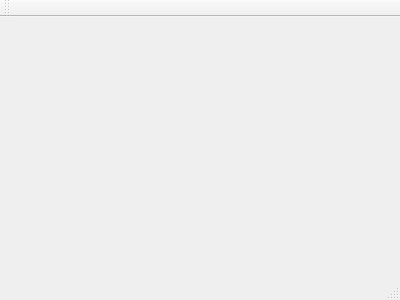
Qt form Source/Ventilate/VentilateClient/mainwindow.ui (Ixirsii/Ventilate) before a commit.
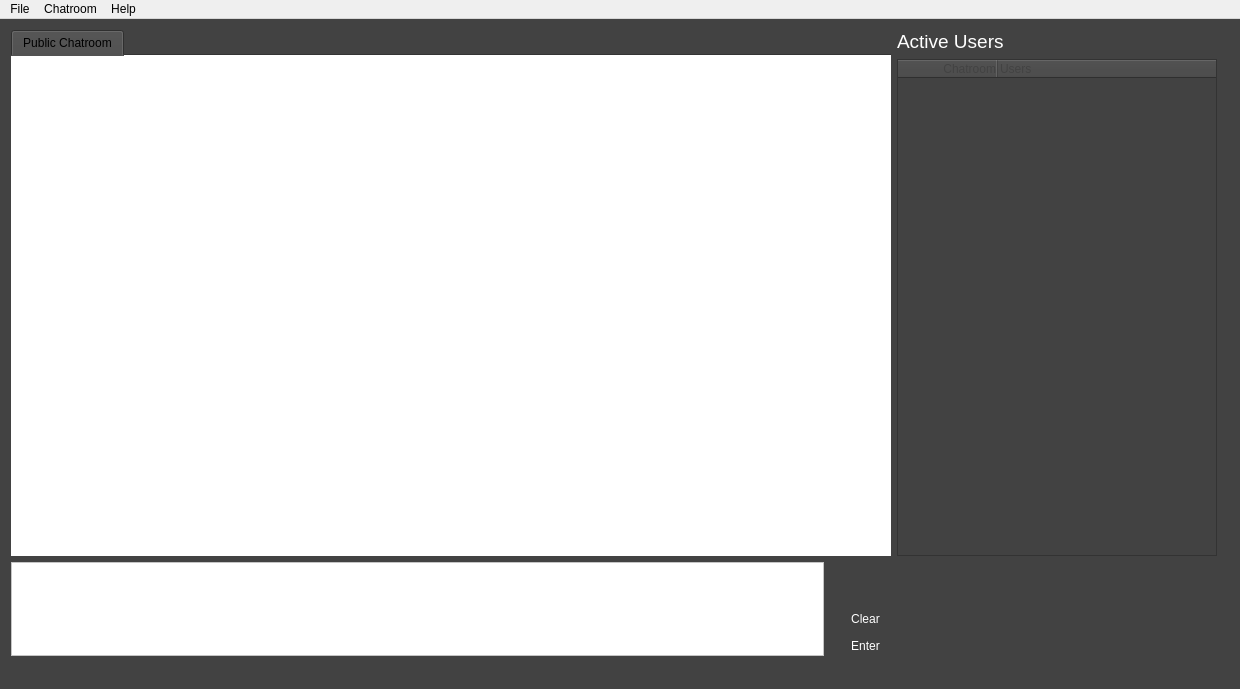
The same form after that commit.

The edit to the form file:
```diff
--- a/Source/Ventilate/VentilateClient/mainwindow.ui
+++ b/Source/Ventilate/VentilateClient/mainwindow.ui
@@ -1,24 +1,645 @@
 <ui version="4.0">
  <class>MainWindow</class>
- <widget class="QMainWindow" name="MainWindow" >
-  <property name="geometry" >
+ <widget class="QMainWindow" name="MainWindow">
+  <property name="geometry">
    <rect>
     <x>0</x>
     <y>0</y>
-    <width>400</width>
-    <height>300</height>
+    <width>1240</width>
+    <height>689</height>
    </rect>
   </property>
-  <property name="windowTitle" >
-   <string>MainWindow</string>
+  <property name="minimumSize">
+   <size>
+    <width>1240</width>
+    <height>640</height>
+   </size>
   </property>
-  <widget class="QMenuBar" name="menuBar" />
-  <widget class="QToolBar" name="mainToolBar" />
-  <widget class="QWidget" name="centralWidget" />
-  <widget class="QStatusBar" name="statusBar" />
+  <property name="windowTitle">
+   <string>Ventilate</string>
+  </property>
+  <property name="autoFillBackground">
+   <bool>true</bool>
+  </property>
+  <property name="iconSize">
+   <size>
+    <width>48</width>
+    <height>24</height>
+   </size>
+  </property>
+  <property name="unifiedTitleAndToolBarOnMac">
+   <bool>true</bool>
+  </property>
+  <widget class="QWidget" name="centralWidget">
+   <property name="styleSheet">
+    <string notr="true">background-color: rgb(66, 66, 66);
+color: rgb(66, 66, 66);</string>
+   </property>
+   <layout class="QGridLayout" name="gridLayout">
+    <item row="0" column="0">
+     <layout class="QHBoxLayout" name="hlChatroomPanel">
+      <item>
+       <widget class="QTabWidget" name="tabWidget">
+        <property name="minimumSize">
+         <size>
+          <width>880</width>
+          <height>522</height>
+         </size>
+        </property>
+        <property name="maximumSize">
+         <size>
+          <width>9999</width>
+          <height>9999</height>
+         </size>
+        </property>
+        <property name="sizeIncrement">
+         <size>
+          <width>2</width>
+          <height>1</height>
+         </size>
+        </property>
+        <property name="baseSize">
+         <size>
+          <width>859</width>
+          <height>549</height>
+         </size>
+        </property>
+        <property name="autoFillBackground">
+         <bool>false</bool>
+        </property>
+        <property name="styleSheet">
+         <string notr="true">color: rgb(0,0,0);
+background-color: rgb(66, 66, 66);
+border-color: rgb(66, 66, 66);
+</string>
+        </property>
+        <property name="tabPosition">
+         <enum>QTabWidget::North</enum>
+        </property>
+        <property name="currentIndex">
+         <number>0</number>
+        </property>
+        <property name="elideMode">
+         <enum>Qt::ElideRight</enum>
+        </property>
+        <property name="documentMode">
+         <bool>true</bool>
+        </property>
+        <widget class="QWidget" name="tab">
+         <property name="styleSheet">
+          <string notr="true">background-color: rgb(70, 70, 70);
+color: rgb(0, 0, 0);</string>
+         </property>
+         <attribute name="title">
+          <string>Public Chatroom</string>
+         </attribute>
+         <layout class="QVBoxLayout" name="verticalLayout">
+          <property name="spacing">
+           <number>0</number>
+          </property>
+          <property name="leftMargin">
+           <number>0</number>
+          </property>
+          <property name="topMargin">
+           <number>0</number>
+          </property>
+          <property name="rightMargin">
+           <number>0</number>
+          </property>
+          <property name="bottomMargin">
+           <number>0</number>
+          </property>
+          <item>
+           <widget class="QPlainTextEdit" name="ptxtTab0">
+            <property name="styleSheet">
+             <string notr="true">color: rgb(0, 0, 0);
+background-color: rgb(255, 255, 255);</string>
+            </property>
+            <property name="frameShape">
+             <enum>QFrame::NoFrame</enum>
+            </property>
+            <property name="frameShadow">
+             <enum>QFrame::Plain</enum>
+            </property>
+            <property name="readOnly">
+             <bool>true</bool>
+            </property>
+            <property name="backgroundVisible">
+             <bool>true</bool>
+            </property>
+           </widget>
+          </item>
+         </layout>
+        </widget>
+       </widget>
+      </item>
+      <item>
+       <layout class="QVBoxLayout" name="vlUserPanel">
+        <item>
+         <widget class="QLabel" name="lblActiveUsers">
+          <property name="minimumSize">
+           <size>
+            <width>332</width>
+            <height>23</height>
+           </size>
+          </property>
+          <property name="maximumSize">
+           <size>
+            <width>332</width>
+            <height>23</height>
+           </size>
+          </property>
+          <property name="baseSize">
+           <size>
+            <width>332</width>
+            <height>23</height>
+           </size>
+          </property>
+          <property name="palette">
+           <palette>
+            <active>
+             <colorrole role="WindowText">
+              <brush brushstyle="SolidPattern">
+               <color alpha="255">
+                <red>255</red>
+                <green>255</green>
+                <blue>255</blue>
+               </color>
+              </brush>
+             </colorrole>
+             <colorrole role="Button">
+              <brush brushstyle="SolidPattern">
+               <color alpha="255">
+                <red>66</red>
+                <green>66</green>
+                <blue>66</blue>
+               </color>
+              </brush>
+             </colorrole>
+             <colorrole role="Text">
+              <brush brushstyle="SolidPattern">
+               <color alpha="255">
+                <red>255</red>
+                <green>255</green>
+                <blue>255</blue>
+               </color>
+              </brush>
+             </colorrole>
+             <colorrole role="ButtonText">
+              <brush brushstyle="SolidPattern">
+               <color alpha="255">
+                <red>255</red>
+                <green>255</green>
+                <blue>255</blue>
+               </color>
+              </brush>
+             </colorrole>
+             <colorrole role="Base">
+              <brush brushstyle="SolidPattern">
+               <color alpha="255">
+                <red>66</red>
+                <green>66</green>
+                <blue>66</blue>
+               </color>
+              </brush>
+             </colorrole>
+             <colorrole role="Window">
+              <brush brushstyle="SolidPattern">
+               <color alpha="255">
+                <red>66</red>
+                <green>66</green>
+                <blue>66</blue>
+               </color>
+              </brush>
+             </colorrole>
+            </active>
+            <inactive>
+             <colorrole role="WindowText">
+              <brush brushstyle="SolidPattern">
+               <color alpha="255">
+                <red>255</red>
+                <green>255</green>
+                <blue>255</blue>
+               </color>
+              </brush>
+             </colorrole>
+             <colorrole role="Button">
+              <brush brushstyle="SolidPattern">
+               <color alpha="255">
+                <red>66</red>
+                <green>66</green>
+                <blue>66</blue>
+               </color>
+              </brush>
+             </colorrole>
+             <colorrole role="Text">
+              <brush brushstyle="SolidPattern">
+               <color alpha="255">
+                <red>255</red>
+                <green>255</green>
+                <blue>255</blue>
+               </color>
+              </brush>
+             </colorrole>
+             <colorrole role="ButtonText">
+              <brush brushstyle="SolidPattern">
+               <color alpha="255">
+                <red>255</red>
+                <green>255</green>
+                <blue>255</blue>
+               </color>
+              </brush>
+             </colorrole>
+             <colorrole role="Base">
+              <brush brushstyle="SolidPattern">
+               <color alpha="255">
+                <red>66</red>
+                <green>66</green>
+                <blue>66</blue>
+               </color>
+              </brush>
+             </colorrole>
+             <colorrole role="Window">
+              <brush brushstyle="SolidPattern">
+               <color alpha="255">
+                <red>66</red>
+                <green>66</green>
+                <blue>66</blue>
+               </color>
+              </brush>
+             </colorrole>
+            </inactive>
+            <disabled>
+             <colorrole role="WindowText">
+              <brush brushstyle="SolidPattern">
+               <color alpha="255">
+                <red>255</red>
+                <green>255</green>
+                <blue>255</blue>
+               </color>
+              </brush>
+             </colorrole>
+             <colorrole role="Button">
+              <brush brushstyle="SolidPattern">
+               <color alpha="255">
+                <red>66</red>
+                <green>66</green>
+                <blue>66</blue>
+               </color>
+              </brush>
+             </colorrole>
+             <colorrole role="Text">
+              <brush brushstyle="SolidPattern">
+               <color alpha="255">
+                <red>255</red>
+                <green>255</green>
+                <blue>255</blue>
+               </color>
+              </brush>
+             </colorrole>
+             <colorrole role="ButtonText">
+              <brush brushstyle="SolidPattern">
+               <color alpha="255">
+                <red>255</red>
+                <green>255</green>
+                <blue>255</blue>
+               </color>
+              </brush>
+             </colorrole>
+             <colorrole role="Base">
+              <brush brushstyle="SolidPattern">
+               <color alpha="255">
+                <red>66</red>
+                <green>66</green>
+                <blue>66</blue>
+               </color>
+              </brush>
+             </colorrole>
+             <colorrole role="Window">
+              <brush brushstyle="SolidPattern">
+               <color alpha="255">
+                <red>66</red>
+                <green>66</green>
+                <blue>66</blue>
+               </color>
+              </brush>
+             </colorrole>
+            </disabled>
+           </palette>
+          </property>
+          <property name="font">
+           <font>
+            <pointsize>14</pointsize>
+           </font>
+          </property>
+          <property name="styleSheet">
+           <string notr="true">color: rgb(255, 255, 255);</string>
+          </property>
+          <property name="text">
+           <string>Active Users</string>
+          </property>
+         </widget>
+        </item>
+        <item>
+         <widget class="QTreeWidget" name="treeWidget">
+          <property name="minimumSize">
+           <size>
+            <width>320</width>
+            <height>492</height>
+           </size>
+          </property>
+          <property name="maximumSize">
+           <size>
+            <width>320</width>
+            <height>2000</height>
+           </size>
+          </property>
+          <property name="sizeIncrement">
+           <size>
+            <width>1</width>
+            <height>2</height>
+           </size>
+          </property>
+          <property name="baseSize">
+           <size>
+            <width>320</width>
+            <height>518</height>
+           </size>
+          </property>
+          <column>
+           <property name="text">
+            <string>Chatroom</string>
+           </property>
+           <property name="textAlignment">
+            <set>AlignTrailing|AlignVCenter</set>
+           </property>
+          </column>
+          <column>
+           <property name="text">
+            <string>Users</string>
+           </property>
+          </column>
+         </widget>
+        </item>
+       </layout>
+      </item>
+     </layout>
+    </item>
+    <item row="1" column="0">
+     <layout class="QHBoxLayout" name="hlMessagePanel">
+      <property name="sizeConstraint">
+       <enum>QLayout::SetNoConstraint</enum>
+      </property>
+      <item>
+       <widget class="QPlainTextEdit" name="ptxtMessageBox">
+        <property name="sizePolicy">
+         <sizepolicy hsizetype="MinimumExpanding" vsizetype="Fixed">
+          <horstretch>1</horstretch>
+          <verstretch>0</verstretch>
+         </sizepolicy>
+        </property>
+        <property name="minimumSize">
+         <size>
+          <width>781</width>
+          <height>94</height>
+         </size>
+        </property>
+        <property name="maximumSize">
+         <size>
+          <width>1240</width>
+          <height>94</height>
+         </size>
+        </property>
+        <property name="sizeIncrement">
+         <size>
+          <width>1</width>
+          <height>0</height>
+         </size>
+        </property>
+        <property name="baseSize">
+         <size>
+          <width>781</width>
+          <height>94</height>
+         </size>
+        </property>
+        <property name="styleSheet">
+         <string notr="true">color: rgb(0, 0, 0);
+background-color: rgb(255, 255, 255);</string>
+        </property>
+       </widget>
+      </item>
+      <item>
+       <layout class="QHBoxLayout" name="hlButtonLayout">
+        <property name="spacing">
+         <number>0</number>
+        </property>
+        <property name="sizeConstraint">
+         <enum>QLayout::SetNoConstraint</enum>
+        </property>
+        <item>
+         <layout class="QVBoxLayout" name="vlClearEnter">
+          <property name="sizeConstraint">
+           <enum>QLayout::SetFixedSize</enum>
+          </property>
+          <property name="topMargin">
+           <number>46</number>
+          </property>
+          <item>
+           <widget class="QPushButton" name="btnClear">
+            <property name="sizePolicy">
+             <sizepolicy hsizetype="MinimumExpanding" vsizetype="Fixed">
+              <horstretch>0</horstretch>
+              <verstretch>0</verstretch>
+             </sizepolicy>
+            </property>
+            <property name="minimumSize">
+             <size>
+              <width>71</width>
+              <height>21</height>
+             </size>
+            </property>
+            <property name="maximumSize">
+             <size>
+              <width>71</width>
+              <height>21</height>
+             </size>
+            </property>
+            <property name="styleSheet">
+             <string notr="true">color: rgb(255, 255, 255);</string>
+            </property>
+            <property name="text">
+             <string>Clear</string>
+            </property>
+            <property name="flat">
+             <bool>true</bool>
+            </property>
+           </widget>
+          </item>
+          <item>
+           <widget class="QPushButton" name="btnEnter">
+            <property name="sizePolicy">
+             <sizepolicy hsizetype="MinimumExpanding" vsizetype="Fixed">
+              <horstretch>0</horstretch>
+              <verstretch>0</verstretch>
+             </sizepolicy>
+            </property>
+            <property name="minimumSize">
+             <size>
+              <width>71</width>
+              <height>21</height>
+             </size>
+            </property>
+            <property name="maximumSize">
+             <size>
+              <width>71</width>
+              <height>21</height>
+             </size>
+            </property>
+            <property name="styleSheet">
+             <string notr="true">color: rgb(255, 255, 255);</string>
+            </property>
+            <property name="text">
+             <string>Enter</string>
+            </property>
+            <property name="flat">
+             <bool>true</bool>
+            </property>
+           </widget>
+          </item>
+         </layout>
+        </item>
+        <item>
+         <spacer name="hsButtons">
+          <property name="orientation">
+           <enum>Qt::Horizontal</enum>
+          </property>
+          <property name="sizeType">
+           <enum>QSizePolicy::Minimum</enum>
+          </property>
+          <property name="sizeHint" stdset="0">
+           <size>
+            <width>328</width>
+            <height>48</height>
+           </size>
+          </property>
+         </spacer>
+        </item>
+       </layout>
+      </item>
+     </layout>
+    </item>
+   </layout>
+   <zorder></zorder>
+  </widget>
+  <widget class="QStatusBar" name="statusBar">
+   <property name="autoFillBackground">
+    <bool>false</bool>
+   </property>
+   <property name="styleSheet">
+    <string notr="true">color: rgb(255, 255, 255);
+background-color: rgb(66, 66, 66);</string>
+   </property>
+  </widget>
+  <widget class="QMenuBar" name="menuBar">
+   <property name="geometry">
+    <rect>
+     <x>0</x>
+     <y>0</y>
+     <width>1240</width>
+     <height>21</height>
+    </rect>
+   </property>
+   <widget class="QMenu" name="menuFile">
+    <property name="title">
+     <string>File</string>
+    </property>
+    <addaction name="actionLogin"/>
+    <addaction name="actionLogout"/>
+    <addaction name="separator"/>
+    <addaction name="actionChange_Password"/>
+    <addaction name="separator"/>
+    <addaction name="actionExit"/>
+   </widget>
+   <widget class="QMenu" name="menuChatroom">
+    <property name="title">
+     <string>Chatroom</string>
+    </property>
+    <addaction name="actionJoin_Chatroom"/>
+    <addaction name="actionLeave_Chatroom"/>
+    <addaction name="separator"/>
+    <addaction name="actionCreate_Chatroom"/>
+    <addaction name="separator"/>
+    <addaction name="actionReport_Chatroom"/>
+   </widget>
+   <widget class="QMenu" name="menuHelp">
+    <property name="title">
+     <string>Help</string>
+    </property>
+    <addaction name="actionHelp"/>
+    <addaction name="actionAbout"/>
+   </widget>
+   <addaction name="menuFile"/>
+   <addaction name="menuChatroom"/>
+   <addaction name="menuHelp"/>
+  </widget>
+  <action name="actionLogin">
+   <property name="text">
+    <string>Login</string>
+   </property>
+   <property name="shortcut">
+    <string>Ctrl+L</string>
+   </property>
+  </action>
+  <action name="actionLogout">
+   <property name="text">
+    <string>Logout</string>
+   </property>
+  </action>
+  <action name="actionChange_Password">
+   <property name="text">
+    <string>Change Password</string>
+   </property>
+  </action>
+  <action name="actionExit">
+   <property name="text">
+    <string>Exit</string>
+   </property>
+   <property name="shortcut">
+    <string>Esc</string>
+   </property>
+  </action>
+  <action name="actionJoin_Chatroom">
+   <property name="text">
+    <string>Join Chatroom</string>
+   </property>
+  </action>
+  <action name="actionLeave_Chatroom">
+   <property name="text">
+    <string>Leave Chatroom</string>
+   </property>
+  </action>
+  <action name="actionReport_Chatroom">
+   <property name="text">
+    <string>Report Chatroom</string>
+   </property>
+  </action>
+  <action name="actionHelp">
+   <property name="text">
+    <string>Help</string>
+   </property>
+  </action>
+  <action name="actionAbout">
+   <property name="text">
+    <string>About</string>
+   </property>
+  </action>
+  <action name="actionCreate_Chatroom">
+   <property name="text">
+    <string>Create Chatroom</string>
+   </property>
+  </action>
  </widget>
- <layoutDefault spacing="6" margin="11" />
- <pixmapfunction></pixmapfunction>
+ <layoutdefault spacing="6" margin="11"/>
  <resources/>
  <connections/>
 </ui>
```
Left out of the diff: 1 changed line with no effect on the pictures.
